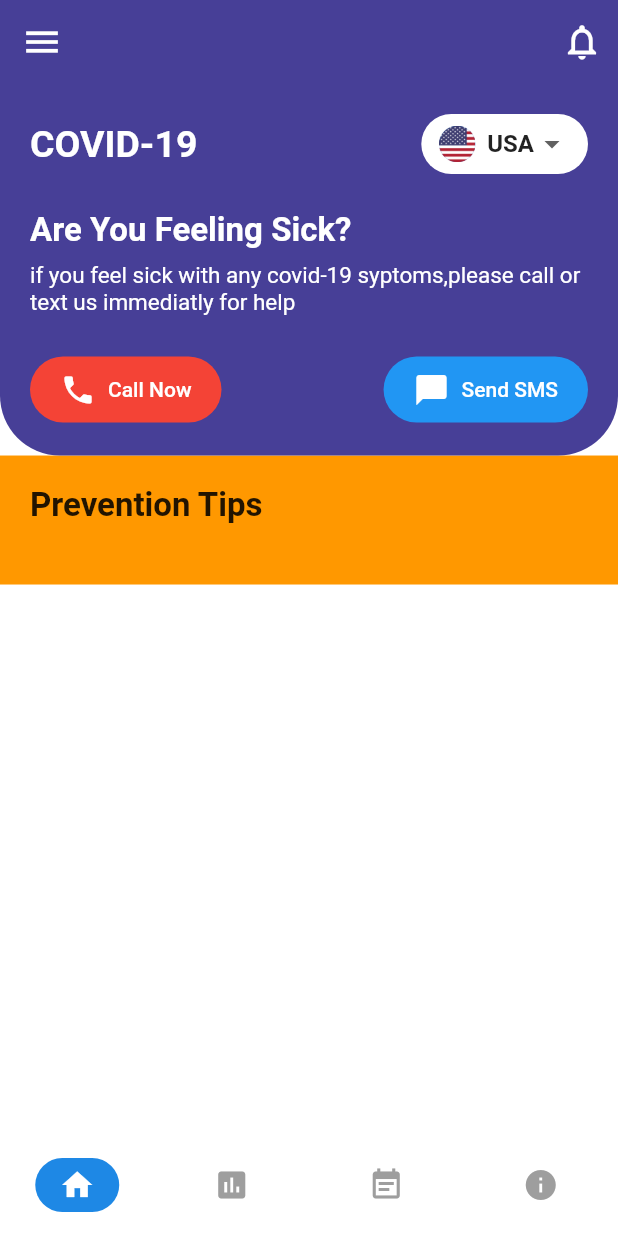
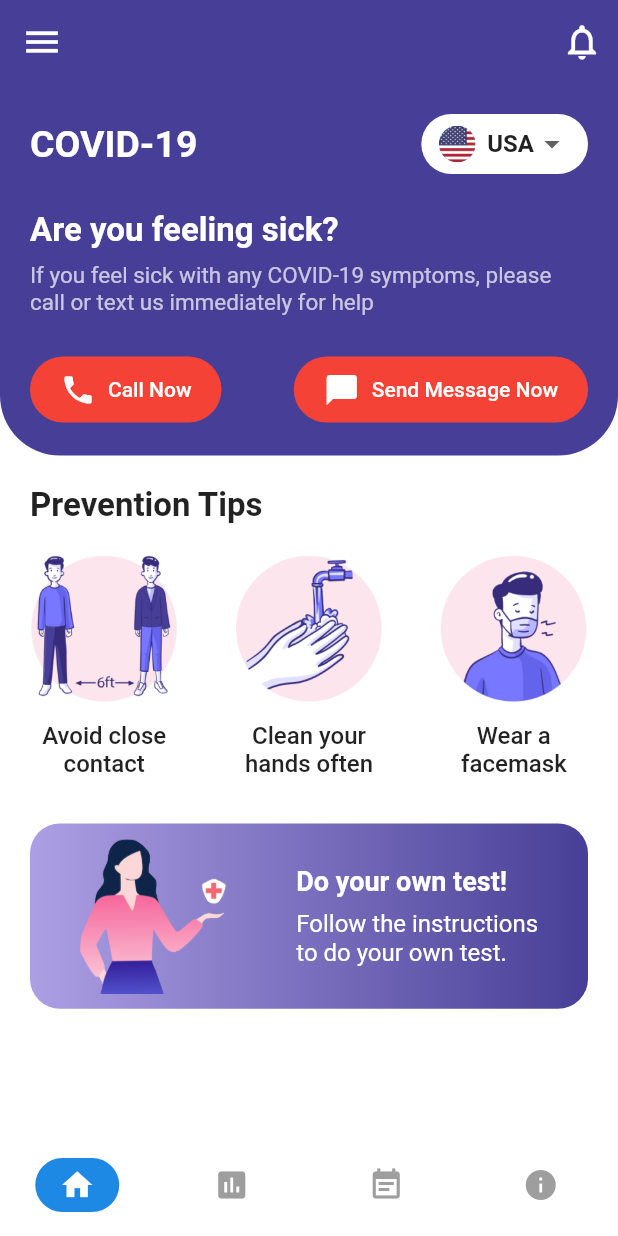
Before and after one commit to fufex3934/covid_app, a Flutter app: the BottomNavScreen screen opened directly, on a phone screen of 412 x 824 dp. Run offline on Flutter 3.47's test engine with Material 2 defaults, Android fonts, the phone set to English and light mode, and no system bars; our stand-ins replace bubble_tab_indicator, fl_chart; missing offline and left inert: flutter_covid_dashboard_ui; statements that could not run were skipped.

Commit message:
third commitd

```diff
--- a/lib/config/palette.dart
+++ b/lib/config/palette.dart
@@ -1,6 +1,5 @@
 import 'package:flutter/material.dart';
 
-
-class Palette{
-  static const primaryColor = Color(0xff473f97);
+class Palette {
+  static const Color primaryColor = Color(0xFF473F97);
 }
--- a/lib/screens/bottom_nav_screen.dart
+++ b/lib/screens/bottom_nav_screen.dart
@@ -1,33 +1,30 @@
-import '../screens/home_screen.dart';
-import '../screens/stats_screen.dart';
+import 'package:covidapp/screens/stats_screen.dart';
 import 'package:flutter/material.dart';
 
+import 'home_screen.dart';
+
 class BottomNavScreen extends StatefulWidget {
-  const BottomNavScreen({Key? key}) : super(key: key);
-
   @override
-  State<BottomNavScreen> createState() => _BottomNavScreenState();
+  _BottomNavScreenState createState() => _BottomNavScreenState();
 }
 
 class _BottomNavScreenState extends State<BottomNavScreen> {
-  final List _screens =[
-    const HomeScreen(),
-    const StatsScreen(),
+  final List _screens = [
+    HomeScreen(),
+    StatsScreen(),
+    Scaffold(),
     Scaffold(),
     Scaffold(),
   ];
   int _currentIndex = 0;
+
   @override
   Widget build(BuildContext context) {
     return Scaffold(
       body: _screens[_currentIndex],
       bottomNavigationBar: BottomNavigationBar(
         currentIndex: _currentIndex,
-        onTap: (index){
-          setState(() {
-            _currentIndex = index;
-          });
-        },
+        onTap: (index) => setState(() => _currentIndex = index),
         type: BottomNavigationBarType.fixed,
         backgroundColor: Colors.white,
         showSelectedLabels: false,
@@ -35,32 +32,30 @@ class _BottomNavScreenState extends State<BottomNavScreen> {
         selectedItemColor: Colors.white,
         unselectedItemColor: Colors.grey,
         elevation: 0.0,
-        items: [
-          Icons.home,
-          Icons.insert_chart,
-          Icons.event_note,
-          Icons.info
-        ].asMap().map((key, value) => MapEntry(
-        key, BottomNavigationBarItem(
+        items: [Icons.home, Icons.insert_chart, Icons.event_note, Icons.info]
+            .asMap()
+            .map((key, value) => MapEntry(
+                  key,
+                  BottomNavigationBarItem(
                     label: '',
                     icon: Container(
                       padding: const EdgeInsets.symmetric(
-          vertical: 6,
-          horizontal: 16
+                        vertical: 6.0,
+                        horizontal: 16.0,
                       ),
                       decoration: BoxDecoration(
-          color: _currentIndex == key ?
-              Colors.blue[600]:
-              Colors.transparent,
-          borderRadius: BorderRadius.circular(20)
+                        color: _currentIndex == key
+                            ? Colors.blue[600]
+                            : Colors.transparent,
+                        borderRadius: BorderRadius.circular(20.0),
                       ),
                       child: Icon(value),
-      )
                     ),
                   ),
-
-      ).values.toList(),
-    )
+                ))
+            .values
+            .toList(),
+      ),
     );
   }
 }
--- a/lib/screens/home_screen.dart
+++ b/lib/screens/home_screen.dart
@@ -1,163 +1,233 @@
-import '../config/palette.dart';
-import '../widgets/country_drop_down.dart';
 import 'package:flutter/material.dart';
 
+import '../config/palette.dart';
+import '../data/data.dart';
+import '../widgets/country_dropdown.dart';
 import '../widgets/custom_app_bar.dart';
 
+
 class HomeScreen extends StatefulWidget {
-  const HomeScreen({Key? key}) : super(key: key);
-
   @override
-  State<HomeScreen> createState() => _HomeScreenState();
+  _HomeScreenState createState() => _HomeScreenState();
 }
 
 class _HomeScreenState extends State<HomeScreen> {
-  String _country = "USA";
+  String _country = 'USA';
+
   @override
   Widget build(BuildContext context) {
     final screenHeight = MediaQuery.of(context).size.height;
-    return  Scaffold(
-      appBar: const CustomAppBar(),
+    return Scaffold(
+      appBar: CustomAppBar(),
       body: CustomScrollView(
         physics: const ClampingScrollPhysics(),
-        slivers: [
+        slivers: <Widget>[
           _buildHeader(screenHeight),
-          _buildPreventionTips(screenHeight)
+          _buildPreventionTips(screenHeight),
+          _buildYourOwnTest(screenHeight),
         ],
-
       ),
     );
   }
 
-  SliverToBoxAdapter _buildHeader(double screenHeight){
+  SliverToBoxAdapter _buildHeader(double screenHeight) {
     return SliverToBoxAdapter(
       child: Container(
-        padding: const EdgeInsets.all(20),
+        padding: const EdgeInsets.all(20.0),
         decoration: const BoxDecoration(
           color: Palette.primaryColor,
           borderRadius: BorderRadius.only(
-            bottomLeft: Radius.circular(40),
-            bottomRight: Radius.circular(40)
+            bottomLeft: Radius.circular(40.0),
+            bottomRight: Radius.circular(40.0),
           ),
         ),
         child: Column(
           crossAxisAlignment: CrossAxisAlignment.start,
-          children: [
+          children: <Widget>[
             Row(
               mainAxisAlignment: MainAxisAlignment.spaceBetween,
-              children:  [
+              children: <Widget>[
                 const Text(
                   'COVID-19',
                   style: TextStyle(
                     color: Colors.white,
+                    fontSize: 25.0,
                     fontWeight: FontWeight.bold,
-                    fontSize: 25
                   ),
                 ),
-                CountryDropDown(
-                    countries: const ['CN','FR','IN','UK','USA'],
+                CountryDropdown(
+                  countries: const ['CN', 'FR', 'IN', 'IT', 'UK', 'USA'],
                   country: _country,
-                    onChanged: (val){
-                      setState(() {
-                        _country = val!;
-                      });
-                    }
+                  onChanged: (val) => setState(() => _country = val),
                 ),
               ],
             ),
-            SizedBox(height: screenHeight*0.03,),
+            SizedBox(height: screenHeight * 0.03),
             Column(
               crossAxisAlignment: CrossAxisAlignment.start,
-              children:  [
+              children: <Widget>[
                 const Text(
-                    'Are You Feeling Sick?',
+                  'Are you feeling sick?',
                   style: TextStyle(
                     color: Colors.white,
+                    fontSize: 22.0,
                     fontWeight: FontWeight.w600,
-                    fontSize: 22
                   ),
                 ),
-                SizedBox(height: screenHeight*0.01,),
+                SizedBox(height: screenHeight * 0.01),
                 const Text(
-                    'if you feel sick with any covid-19 syptoms,please call or text us immediatly for help',
+                  'If you feel sick with any COVID-19 symptoms, please call or text us immediately for help',
                   style: TextStyle(
-                      color: Colors.white,
-                      fontSize: 15
+                    color: Colors.white70,
+                    fontSize: 15.0,
                   ),
                 ),
-                SizedBox(height: screenHeight*0.03,),
+                SizedBox(height: screenHeight * 0.03),
                 Row(
                   mainAxisAlignment: MainAxisAlignment.spaceBetween,
-                  children: [
+                  children: <Widget>[
                     TextButton.icon(
-                        onPressed: (){},
+                     style: TextButton.styleFrom(
+                       padding: const EdgeInsets.symmetric(
+                         vertical: 10.0,
+                         horizontal: 20.0,
+                       ),
+                       backgroundColor: Colors.red,
+                       foregroundColor: Colors.white,
+                       shape: RoundedRectangleBorder(
+                         borderRadius: BorderRadius.circular(30.0),
+                       ),
+                     ),
+                      onPressed: () {},
+
                       icon: const Icon(
                         Icons.phone,
                         color: Colors.white,
                       ),
-                        label: const Text('Call Now'),
-                      style: TextButton.styleFrom(
-                        foregroundColor: Colors.white,
-                        backgroundColor: Colors.red,
-                        shape: RoundedRectangleBorder(
-                          borderRadius: BorderRadius.circular(30)
-                        ),
-                        padding: const EdgeInsets.symmetric(
-                          vertical: 10,
-                          horizontal: 20
-                        )
+                      label: const Text(
+                        'Call Now',
                       ),
                     ),
                     TextButton.icon(
-                      onPressed: (){},
+                      style: TextButton.styleFrom(
+                        padding: const EdgeInsets.symmetric(
+                          vertical: 10.0,
+                          horizontal: 20.0,
+                        ),
+                        backgroundColor: Colors.red,
+                        foregroundColor: Colors.white,
+                        shape: RoundedRectangleBorder(
+                          borderRadius: BorderRadius.circular(30.0),
+                        ),
+                      ),
+                      onPressed: () {},
+
                       icon: const Icon(
                         Icons.chat_bubble,
                         color: Colors.white,
                       ),
-                      label: const Text('Send SMS'),
-                      style: TextButton.styleFrom(
-                          foregroundColor: Colors.white,
-                          backgroundColor: Colors.blue,
-                          shape: RoundedRectangleBorder(
-                              borderRadius: BorderRadius.circular(30)
-                          ),
-                          padding: const EdgeInsets.symmetric(
-                              vertical: 10,
-                              horizontal: 20
-                          )
+                      label: const Text(
+                        'Send Message Now',
                       ),
                     ),
                   ],
-                )
+                ),
               ],
             )
-
           ],
         ),
       ),
     );
   }
-  SliverToBoxAdapter _buildPreventionTips(screenHeight){
+
+  SliverToBoxAdapter _buildPreventionTips(double screenHeight) {
     return SliverToBoxAdapter(
       child: Container(
-        padding: const EdgeInsets.all(20),
-        color: Colors.orange,
+        padding: const EdgeInsets.all(20.0),
         child: Column(
           crossAxisAlignment: CrossAxisAlignment.start,
-          children: const [
-            Text(
+          children: <Widget>[
+            const Text(
               'Prevention Tips',
               style: TextStyle(
-                fontSize: 22,
-                fontWeight: FontWeight.w600
+                fontSize: 22.0,
+                fontWeight: FontWeight.w600,
               ),
             ),
-            SizedBox(height: 20,),
-
+            const SizedBox(height: 20.0),
+            Row(
+              mainAxisAlignment: MainAxisAlignment.spaceBetween,
+              children: prevention
+                  .map((e) => Column(
+                        children: <Widget>[
+                          Image.asset(
+                            e.keys.first,
+                            height: screenHeight * 0.12,
+                          ),
+                          SizedBox(height: screenHeight * 0.015),
+                          Text(
+                            e.values.first,
+                            style: const TextStyle(
+                              fontSize: 16.0,
+                              fontWeight: FontWeight.w500,
+                            ),
+                            textAlign: TextAlign.center,
+                          )
+                        ],
+                      ))
+                  .toList(),
+            ),
           ],
         ),
       ),
     );
+  }
 
+  SliverToBoxAdapter _buildYourOwnTest(double screenHeight) {
+    return SliverToBoxAdapter(
+      child: Container(
+        margin: const EdgeInsets.symmetric(
+          vertical: 10.0,
+          horizontal: 20.0,
+        ),
+        padding: const EdgeInsets.all(10.0),
+        height: screenHeight * 0.15,
+        decoration: BoxDecoration(
+          gradient: const LinearGradient(
+            colors: [Color(0xFFAD9FE4), Palette.primaryColor],
+          ),
+          borderRadius: BorderRadius.circular(20.0),
+        ),
+        child: Row(
+          mainAxisAlignment: MainAxisAlignment.spaceAround,
+          children: <Widget>[
+            Image.asset('assets/images/own_test.png'),
+            Column(
+              mainAxisAlignment: MainAxisAlignment.center,
+              crossAxisAlignment: CrossAxisAlignment.start,
+              children: <Widget>[
+                const Text(
+                  'Do your own test!',
+                  style: TextStyle(
+                    color: Colors.white,
+                    fontSize: 18.0,
+                    fontWeight: FontWeight.bold,
+                  ),
+                ),
+                SizedBox(height: screenHeight * 0.01),
+                const Text(
+                  'Follow the instructions\nto do your own test.',
+                  style: TextStyle(
+                    color: Colors.white,
+                    fontSize: 16.0,
+                  ),
+                  maxLines: 2,
+                ),
+              ],
+            )
+          ],
+        ),
+      ),
+    );
   }
 }
--- /dev/null
+++ b/lib/screens/screens.dart
@@ -0,0 +1,3 @@
+export 'bottom_nav_screen.dart';
+export 'home_screen.dart';
+export 'stats_screen.dart';
--- a/lib/widgets/country_drop_down.dart
+++ /dev/null
@@ -1,57 +0,0 @@
-import 'package:flutter/material.dart';
-
-
-class CountryDropDown extends StatelessWidget {
-
-  final List<String>countries;
-  final String country;
-  final void Function(String?)onChanged;
-  const CountryDropDown({super.key,
-    required this.countries,
-    required this.country,
-    required this.onChanged
-});
-
-
-  @override
-  Widget build(BuildContext context) {
-    return  Container(
-      padding: const EdgeInsets.symmetric(horizontal: 12),
-      height: 40,
-      decoration: BoxDecoration(
-        color: Colors.white,
-        borderRadius: BorderRadius.circular(30)
-      ),
-      child: DropdownButtonHideUnderline(
-        child: DropdownButton<String>(
-          value: country,
-          items: countries.map<DropdownMenuItem<String>>((String e) {
-            return DropdownMenuItem(
-              value: e,
-              child: Row(
-                children: [
-                  CircleAvatar(
-                    radius: 12,
-                    child: Image.asset(
-                      'assets/images/${e.toLowerCase()}_flag.png',
-                    ),
-                  ),
-                  const SizedBox(width: 8,),
-                  Text(
-                    e,
-                    style: const TextStyle(
-                      fontSize: 16,
-                      fontWeight: FontWeight.bold,
-                    ),
-                  ),
-                ],
-              ),
-            );
-          }).toList(),
-
-          onChanged: onChanged,
-        ),
-      ),
-    );
-  }
-}
--- /dev/null
+++ b/lib/widgets/country_dropdown.dart
@@ -0,0 +1,54 @@
+import 'package:flutter/material.dart';
+
+class CountryDropdown extends StatelessWidget {
+  final List<String> countries;
+  final String country;
+  final Function(String?) onChanged;
+
+  const CountryDropdown({
+    required this.countries,
+    required this.country,
+    required this.onChanged,
+  });
+
+  @override
+  Widget build(BuildContext context) {
+    return Container(
+      padding: const EdgeInsets.symmetric(horizontal: 12.0),
+      height: 40.0,
+      decoration: BoxDecoration(
+        color: Colors.white,
+        borderRadius: BorderRadius.circular(30.0),
+      ),
+      child: DropdownButtonHideUnderline(
+        child: DropdownButton<String>(
+          value: country,
+          items: countries
+              .map((e) => DropdownMenuItem(
+                    value: e,
+                    child: Row(
+                      children: <Widget>[
+                        CircleAvatar(
+                          radius: 12.0,
+                          child: Image.asset(
+                            'assets/images/${e.toLowerCase()}_flag.png',
+                          ),
+                        ),
+                        const SizedBox(width: 8.0),
+                        Text(
+                          e,
+                          style: const TextStyle(
+                            fontSize: 16.0,
+                            fontWeight: FontWeight.bold,
+                          ),
+                        )
+                      ],
+                    ),
+                  ))
+              .toList(),
+          onChanged: onChanged,
+        ),
+      ),
+    );
+  }
+}
--- a/lib/widgets/custom_app_bar.dart
+++ b/lib/widgets/custom_app_bar.dart
@@ -1,31 +1,29 @@
+import 'package:flutter/material.dart';
+
 
 import '../config/palette.dart';
-import 'package:flutter/material.dart';
 
-class CustomAppBar extends StatelessWidget with PreferredSizeWidget{
-  const CustomAppBar({Key? key}) : super(key: key);
-
+class CustomAppBar extends StatelessWidget with PreferredSizeWidget {
   @override
   Widget build(BuildContext context) {
     return AppBar(
       backgroundColor: Palette.primaryColor,
       elevation: 0.0,
       leading: IconButton(
-        onPressed: () {  },
         icon: const Icon(Icons.menu),
         iconSize: 28.0,
+        onPressed: () {},
       ),
-      actions: [
+      actions: <Widget>[
         IconButton(
-            onPressed: (){},
-            icon: const Icon(Icons.notifications_none),
+          icon: const Icon(Icons.notifications_none),
           iconSize: 28.0,
-        )
+          onPressed: () {},
+        ),
       ],
     );
   }
 
   @override
-  // TODO: implement preferredSize
   Size get preferredSize => const Size.fromHeight(kToolbarHeight);
 }
--- /dev/null
+++ b/lib/widgets/widgets.dart
@@ -0,0 +1,4 @@
+export 'custom_app_bar.dart';
+export 'country_dropdown.dart';
+export 'stats_grid.dart';
+export 'covid_bar_chart.dart';
```
Also changed, not shown: lib/config/styles.dart (+8 -9 lines), lib/data/data.dart (+2 -6 lines), lib/main.dart (+4 -8 lines), lib/screens/stats_screen.dart (+100 -3 lines), lib/widgets/covid_bar_chart.dart (added, +114 -0 lines), lib/widgets/stats_grid.dart (added, +66 -0 lines). Lines whose indentation alone changed are shown as unchanged.
